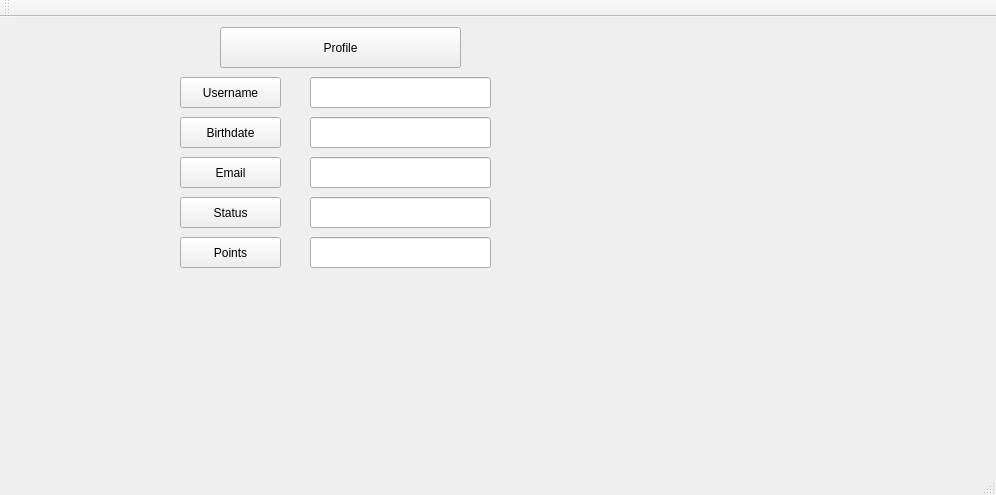
First picture: the form in ProjectC++/GraphicInterface/ProfileInterface.ui, repository andreeamacsim/ProjectModernCpp, before the edit.
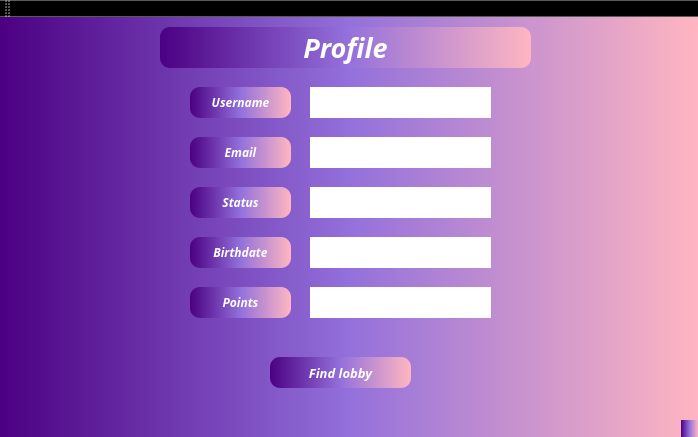
Second picture: the form after the edit.

Commit message: I modified the Profile interface

```diff
--- a/ProjectC++/GraphicInterface/ProfileInterface.ui
+++ b/ProjectC++/GraphicInterface/ProfileInterface.ui
@@ -6,23 +6,47 @@
    <rect>
     <x>0</x>
     <y>0</y>
-    <width>996</width>
-    <height>495</height>
+    <width>698</width>
+    <height>437</height>
    </rect>
   </property>
+  <property name="font">
+   <font>
+    <pointsize>10</pointsize>
+    <italic>true</italic>
+    <bold>true</bold>
+   </font>
+  </property>
   <property name="windowTitle">
    <string>ProfileInterface</string>
   </property>
+  <property name="styleSheet">
+   <string notr="true">background-color: qlineargradient(spread:pad, x1:0, y1:0, x2:1, y2:0, stop:0 rgba(75, 0, 130, 255), stop:0.5 rgba(147, 112, 219, 255), stop:1 rgba(255, 182, 193, 255))
+</string>
+  </property>
   <widget class="QWidget" name="centralWidget">
    <widget class="QPushButton" name="pushButton">
     <property name="geometry">
      <rect>
-      <x>220</x>
+      <x>160</x>
       <y>10</y>
-      <width>241</width>
+      <width>371</width>
       <height>41</height>
      </rect>
     </property>
+    <property name="font">
+     <font>
+      <family>Century Gothic</family>
+      <pointsize>20</pointsize>
+      <italic>true</italic>
+      <bold>true</bold>
+     </font>
+    </property>
+    <property name="styleSheet">
+     <string notr="true">background-color: qlineargradient(spread:pad, x1:0, y1:0, x2:1, y2:0, stop:0 rgba(75, 0, 130, 255), stop:0.5 rgba(147, 112, 219, 255), stop:1 rgba(255, 182, 193, 255));
+color: white;
+border-radius: 10px;</string>
+    </property>
     <property name="text">
      <string>Profile</string>
     </property>
@@ -30,12 +54,24 @@
    <widget class="QPushButton" name="pushButton_2">
     <property name="geometry">
      <rect>
-      <x>180</x>
-      <y>60</y>
+      <x>190</x>
+      <y>70</y>
       <width>101</width>
       <height>31</height>
      </rect>
     </property>
+    <property name="font">
+     <font>
+      <family>Century Gothic</family>
+      <italic>true</italic>
+      <bold>true</bold>
+     </font>
+    </property>
+    <property name="styleSheet">
+     <string notr="true">background-color: qlineargradient(spread:pad, x1:0, y1:0, x2:1, y2:0, stop:0 rgba(75, 0, 130, 255), stop:0.5 rgba(147, 112, 219, 255), stop:1 rgba(255, 182, 193, 255));
+color: white;
+border-radius: 10px;</string>
+    </property>
     <property name="text">
      <string>Username</string>
     </property>
@@ -43,12 +79,24 @@
    <widget class="QPushButton" name="pushButton_3">
     <property name="geometry">
      <rect>
-      <x>180</x>
-      <y>140</y>
+      <x>190</x>
+      <y>120</y>
       <width>101</width>
       <height>31</height>
      </rect>
     </property>
+    <property name="font">
+     <font>
+      <family>Century Gothic</family>
+      <italic>true</italic>
+      <bold>true</bold>
+     </font>
+    </property>
+    <property name="styleSheet">
+     <string notr="true">background-color: qlineargradient(spread:pad, x1:0, y1:0, x2:1, y2:0, stop:0 rgba(75, 0, 130, 255), stop:0.5 rgba(147, 112, 219, 255), stop:1 rgba(255, 182, 193, 255));
+color: white;
+border-radius: 10px;</string>
+    </property>
     <property name="text">
      <string>Email</string>
     </property>
@@ -56,12 +104,24 @@
    <widget class="QPushButton" name="pushButton_4">
     <property name="geometry">
      <rect>
-      <x>180</x>
-      <y>100</y>
+      <x>190</x>
+      <y>220</y>
       <width>101</width>
       <height>31</height>
      </rect>
     </property>
+    <property name="font">
+     <font>
+      <family>Century Gothic</family>
+      <italic>true</italic>
+      <bold>true</bold>
+     </font>
+    </property>
+    <property name="styleSheet">
+     <string notr="true">background-color: qlineargradient(spread:pad, x1:0, y1:0, x2:1, y2:0, stop:0 rgba(75, 0, 130, 255), stop:0.5 rgba(147, 112, 219, 255), stop:1 rgba(255, 182, 193, 255));
+color: white;
+border-radius: 10px;</string>
+    </property>
     <property name="text">
      <string>Birthdate</string>
     </property>
@@ -69,12 +129,24 @@
    <widget class="QPushButton" name="pushButton_5">
     <property name="geometry">
      <rect>
-      <x>180</x>
-      <y>180</y>
+      <x>190</x>
+      <y>170</y>
       <width>101</width>
       <height>31</height>
      </rect>
     </property>
+    <property name="font">
+     <font>
+      <family>Century Gothic</family>
+      <italic>true</italic>
+      <bold>true</bold>
+     </font>
+    </property>
+    <property name="styleSheet">
+     <string notr="true">background-color: qlineargradient(spread:pad, x1:0, y1:0, x2:1, y2:0, stop:0 rgba(75, 0, 130, 255), stop:0.5 rgba(147, 112, 219, 255), stop:1 rgba(255, 182, 193, 255));
+color: white;
+border-radius: 10px;</string>
+    </property>
     <property name="text">
      <string>Status</string>
     </property>
@@ -82,57 +154,61 @@
    <widget class="QPushButton" name="pushButton_6">
     <property name="geometry">
      <rect>
-      <x>180</x>
-      <y>220</y>
+      <x>190</x>
+      <y>270</y>
       <width>101</width>
       <height>31</height>
      </rect>
     </property>
+    <property name="font">
+     <font>
+      <family>Century Gothic</family>
+      <italic>true</italic>
+      <bold>true</bold>
+     </font>
+    </property>
+    <property name="styleSheet">
+     <string notr="true">background-color: qlineargradient(spread:pad, x1:0, y1:0, x2:1, y2:0, stop:0 rgba(75, 0, 130, 255), stop:0.5 rgba(147, 112, 219, 255), stop:1 rgba(255, 182, 193, 255));
+color: white;
+border-radius: 10px;</string>
+    </property>
     <property name="text">
      <string>Points</string>
     </property>
    </widget>
-   <widget class="QLineEdit" name="lineEdit">
+   <widget class="QLabel" name="label">
     <property name="geometry">
      <rect>
       <x>310</x>
-      <y>60</y>
+      <y>70</y>
       <width>181</width>
       <height>31</height>
      </rect>
     </property>
-   </widget>
-   <widget class="QLineEdit" name="lineEdit_2">
-    <property name="geometry">
-     <rect>
-      <x>310</x>
-      <y>100</y>
-      <width>181</width>
-      <height>31</height>
-     </rect>
+    <property name="styleSheet">
+     <string notr="true">background-color:white</string>
     </property>
-   </widget>
-   <widget class="QLineEdit" name="lineEdit_3">
-    <property name="geometry">
-     <rect>
-      <x>310</x>
-      <y>140</y>
-      <width>181</width>
-      <height>31</height>
-     </rect>
+    <property name="text">
+     <string/>
     </property>
    </widget>
-   <widget class="QLineEdit" name="lineEdit_4">
+   <widget class="QLabel" name="label_2">
     <property name="geometry">
      <rect>
       <x>310</x>
-      <y>180</y>
+      <y>120</y>
       <width>181</width>
       <height>31</height>
      </rect>
     </property>
+    <property name="styleSheet">
+     <string notr="true">background-color:white</string>
+    </property>
+    <property name="text">
+     <string/>
+    </property>
    </widget>
-   <widget class="QLineEdit" name="lineEdit_5">
+   <widget class="QLabel" name="label_3">
     <property name="geometry">
      <rect>
       <x>310</x>
@@ -140,6 +216,70 @@
       <width>181</width>
       <height>31</height>
      </rect>
+    </property>
+    <property name="styleSheet">
+     <string notr="true">background-color:white</string>
+    </property>
+    <property name="text">
+     <string/>
+    </property>
+   </widget>
+   <widget class="QLabel" name="label_4">
+    <property name="geometry">
+     <rect>
+      <x>310</x>
+      <y>270</y>
+      <width>181</width>
+      <height>31</height>
+     </rect>
+    </property>
+    <property name="styleSheet">
+     <string notr="true">background-color:white</string>
+    </property>
+    <property name="text">
+     <string/>
+    </property>
+   </widget>
+   <widget class="QLabel" name="label_5">
+    <property name="geometry">
+     <rect>
+      <x>310</x>
+      <y>170</y>
+      <width>181</width>
+      <height>31</height>
+     </rect>
+    </property>
+    <property name="styleSheet">
+     <string notr="true">background-color:white</string>
+    </property>
+    <property name="text">
+     <string/>
+    </property>
+   </widget>
+   <widget class="QPushButton" name="pushButton_7">
+    <property name="geometry">
+     <rect>
+      <x>270</x>
+      <y>340</y>
+      <width>141</width>
+      <height>31</height>
+     </rect>
+    </property>
+    <property name="font">
+     <font>
+      <family>Century Gothic</family>
+      <pointsize>10</pointsize>
+      <italic>true</italic>
+      <bold>true</bold>
+     </font>
+    </property>
+    <property name="styleSheet">
+     <string notr="true">background-color: qlineargradient(spread:pad, x1:0, y1:0, x2:1, y2:0, stop:0 rgba(75, 0, 130, 255), stop:0.5 rgba(147, 112, 219, 255), stop:1 rgba(255, 182, 193, 255));
+color: white;
+border-radius: 10px;</string>
+    </property>
+    <property name="text">
+     <string>Find lobby</string>
     </property>
    </widget>
   </widget>
```
Left out of the diff: 2 changed lines with no effect on the pictures.
